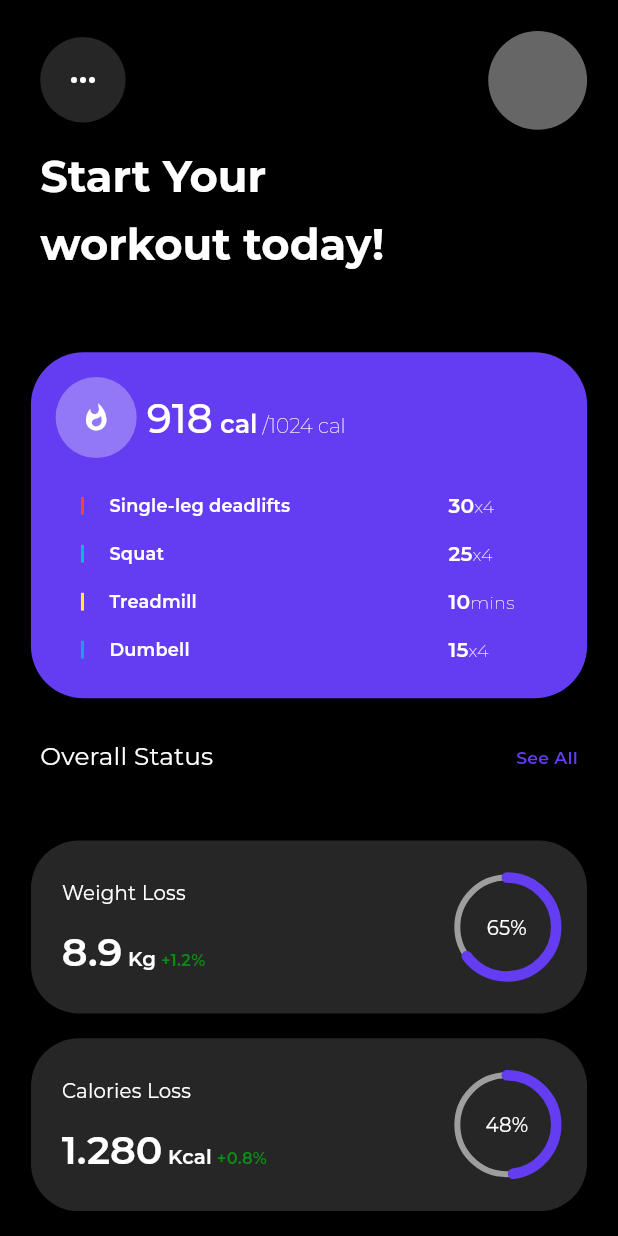
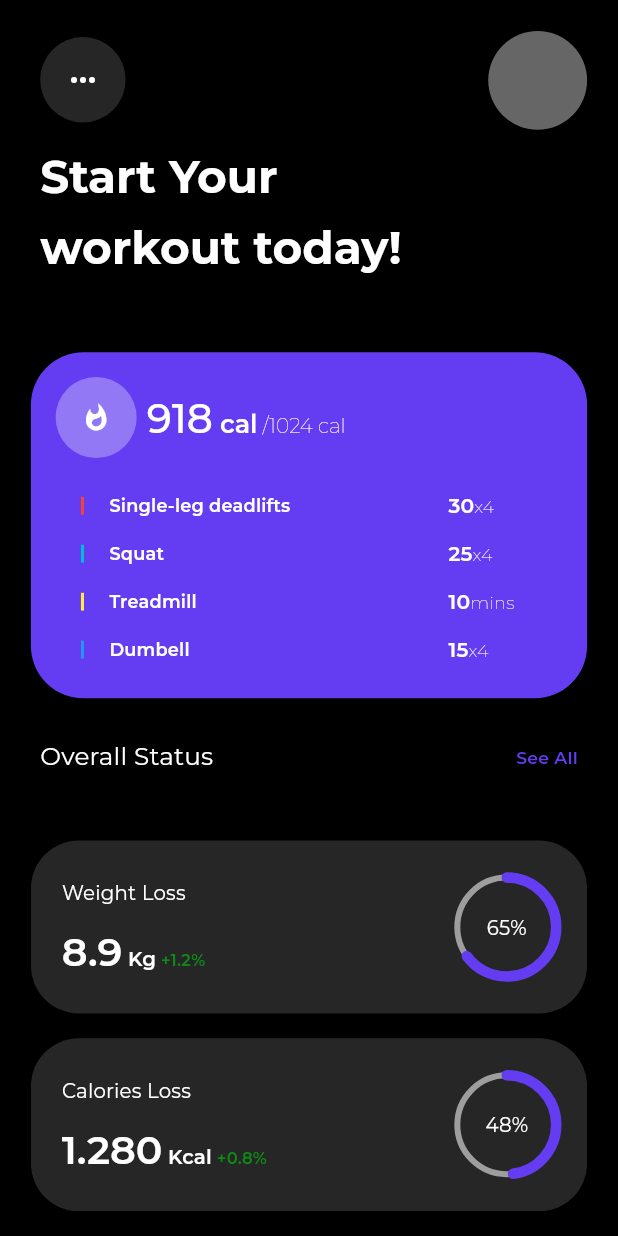
Before and after one commit to bhawesh2002/workout_planner_app_ui, a Flutter app: the screen it shows after launch, on a phone screen of 412 x 824 dp. Run offline on Flutter 3.47's test engine with Material 3 defaults, Android fonts, the phone set to English and light mode, and no system bars; our stand-ins replace google_fonts.

Commit message:
Update font size in HeadlineText widget

```diff
--- a/lib/widgets/headline_text.dart
+++ b/lib/widgets/headline_text.dart
@@ -13,7 +13,7 @@ class HeadlineText extends StatelessWidget {
           style: Theme.of(context)
               .textTheme
               .headlineMedium
-              ?.copyWith(fontSize: MediaQuery.of(context).size.width * 0.07),
+              ?.copyWith(fontSize: MediaQuery.of(context).size.width * 0.0735),
         ),
         SizedBox(
           height: MediaQuery.of(context).size.height * 0.01,
@@ -23,7 +23,7 @@ class HeadlineText extends StatelessWidget {
           style: Theme.of(context)
               .textTheme
               .headlineMedium
-              ?.copyWith(fontSize: MediaQuery.of(context).size.width * 0.07),
+              ?.copyWith(fontSize: MediaQuery.of(context).size.width * 0.0735),
         ),
       ],
     );
```
